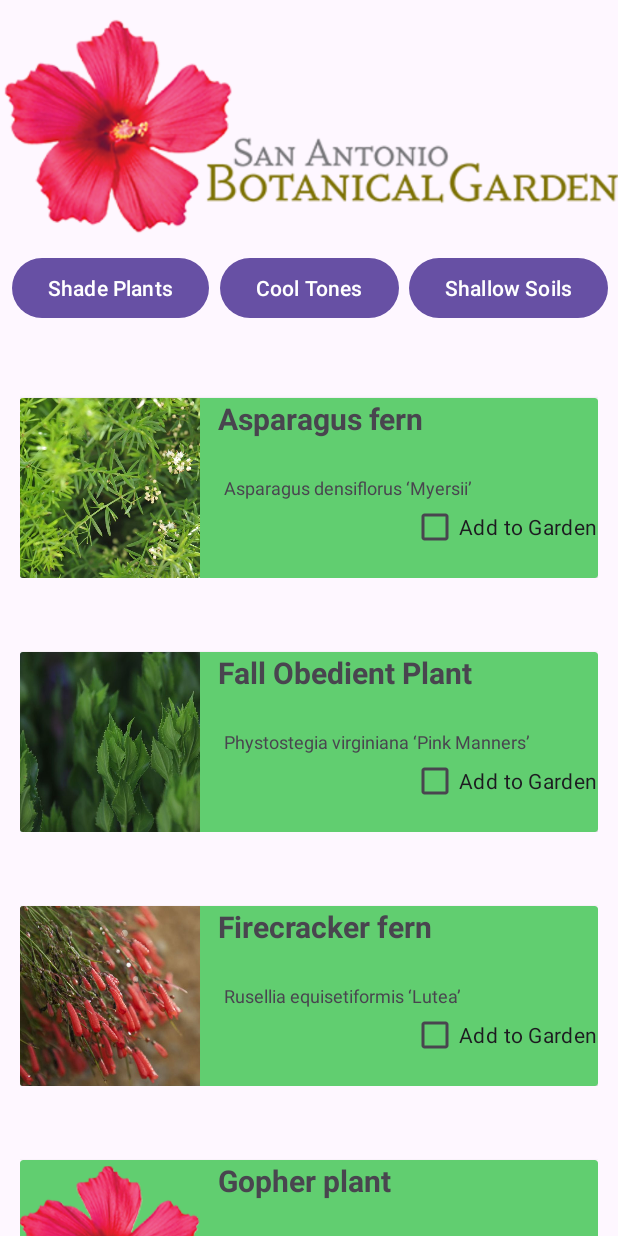
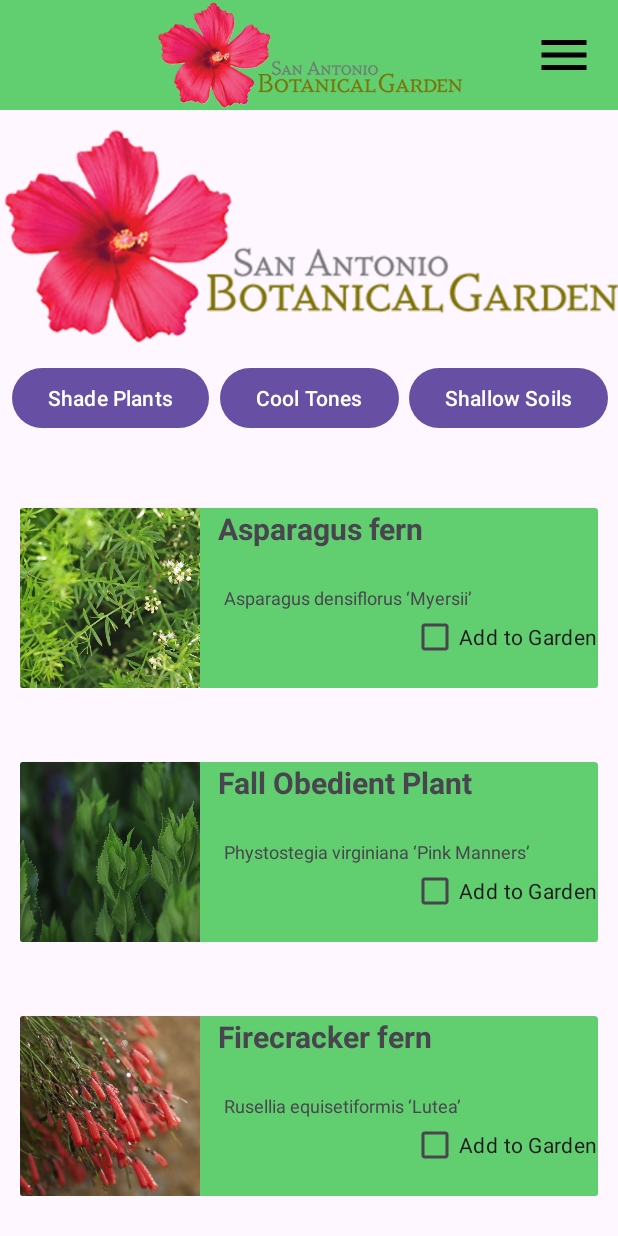
Before and after one commit to UTSA-CS-3443/BotanicalBuddy, an Android app: the ConserveActivity screen opened directly, with no data from a screen before it, on a phone screen of 412 x 824 dp. Run offline under Robolectric (Android 15) with nearby library versions, the phone set to English and light mode, and no system bars.

Commit message:
fixed manifest, loading of destinationList etc

```diff
--- a/app/src/main/AndroidManifest.xml
+++ b/app/src/main/AndroidManifest.xml
@@ -25,6 +25,9 @@
             android:name=".MapActivity"
             android:exported="false" />
         <activity
+            android:name=".AttractionsPageActivity"
+            android:exported="false" />
+        <activity
             android:name=".ConserveActivity"
             android:exported="false" />
         <activity
--- a/app/src/main/java/edu/utsa/cs3443/botanicalbuddy/MapActivity.java
+++ b/app/src/main/java/edu/utsa/cs3443/botanicalbuddy/MapActivity.java
@@ -48,6 +48,7 @@ public class MapActivity extends AppCompatActivity {
         button1.setOnClickListener(new View.OnClickListener() {
             @Override
             public void onClick(View v) {
+                Log.i("MapActivity","Button1 pressed");
                 intent = new Intent(MapActivity.this, AttractionsPageActivity.class);
                 intent.putExtra("descriptionId", 1);
                 startActivity(intent);
@@ -58,6 +59,7 @@ public class MapActivity extends AppCompatActivity {
         button2.setOnClickListener(new View.OnClickListener() {
             @Override
             public void onClick(View v) {
+                Log.i("MapActivity","Button2 pressed");
                 intent = new Intent(MapActivity.this, AttractionsPageActivity.class);
                 intent.putExtra("descriptionId", 2);
                 startActivity(intent);
--- a/app/src/main/java/edu/utsa/cs3443/botanicalbuddy/model/DestinationList.java
+++ b/app/src/main/java/edu/utsa/cs3443/botanicalbuddy/model/DestinationList.java
@@ -1,4 +1,5 @@
 package edu.utsa.cs3443.botanicalbuddy.model;
+import android.content.Context;
 import android.content.res.AssetManager;
 
 import java.io.FileNotFoundException;
@@ -17,8 +18,8 @@ public class DestinationList {
         destinations = new ArrayList<Destination>();
     }
 
-    public void loadDestinations(MapActivity activity) throws IOException {
-        AssetManager manager = activity.getAssets();
+    public void loadDestinations(Context context) throws IOException {
+        AssetManager manager = context.getAssets();
         InputStream file = manager.open("destinations.csv");
         Scanner scan = new Scanner(file);
         String line = "";
--- a/app/src/main/java/edu/utsa/cs3443/botanicalbuddy/model/PlantList.java
+++ b/app/src/main/java/edu/utsa/cs3443/botanicalbuddy/model/PlantList.java
@@ -37,7 +37,7 @@ public class PlantList {
                     this.plants.add(plant);
                 } else if (fields.length == 2) {
                     Plant plant = new Plant(fields[0], fields[1], defaultPlantLogoName);
-                    Log.i("PlantList",plant.toString());
+                    //Log.i("PlantList",plant.toString());
                     this.plants.add(plant);
                 }
 
--- a/app/src/main/res/layout/activity_conserve.xml
+++ b/app/src/main/res/layout/activity_conserve.xml
@@ -7,15 +7,18 @@
     android:layout_height="match_parent"
     tools:context=".ConserveActivity">
 
+    <include
+        android:id="@+id/include"
+        layout="@layout/menu" />
 
     <ImageView
         android:id="@+id/mainLogo"
         android:layout_width="wrap_content"
         android:layout_height="wrap_content"
         android:src="@drawable/main_logo"
-        app:layout_constraintTop_toTopOf="parent"
+        app:layout_constraintEnd_toEndOf="parent"
         app:layout_constraintStart_toStartOf="parent"
-        app:layout_constraintEnd_toEndOf="parent"/>
+        app:layout_constraintTop_toBottomOf="@+id/include" />
 
 
     <Button
```
Also changed, not shown: app/src/main/java/edu/utsa/cs3443/botanicalbuddy/AttractionsPageActivity.java (+9 -0 lines), app/src/main/java/edu/utsa/cs3443/botanicalbuddy/ConserveActivity.java (+53 -0 lines).
